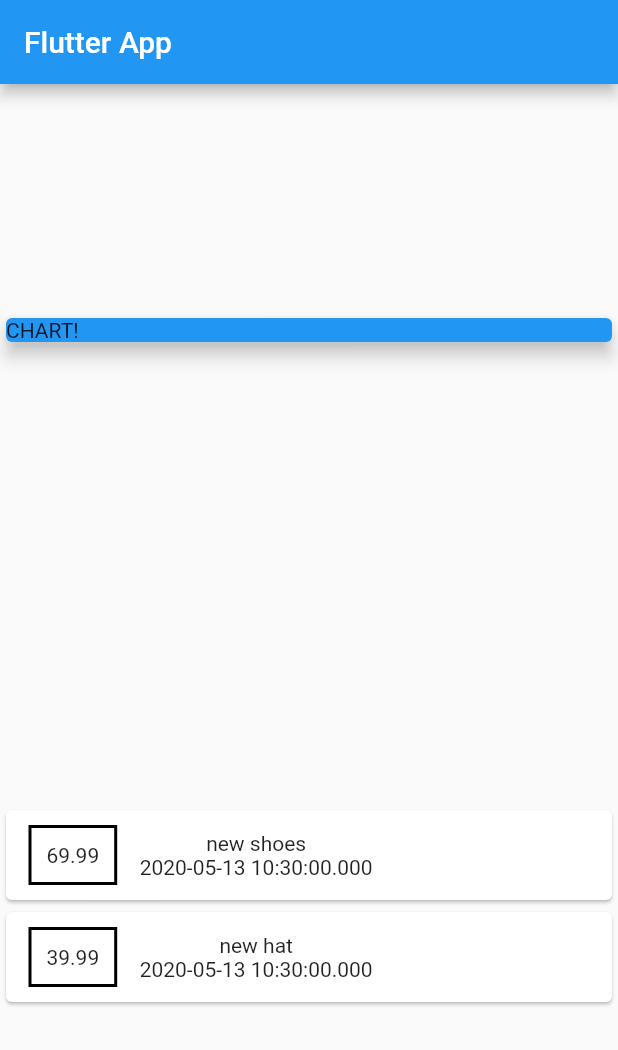
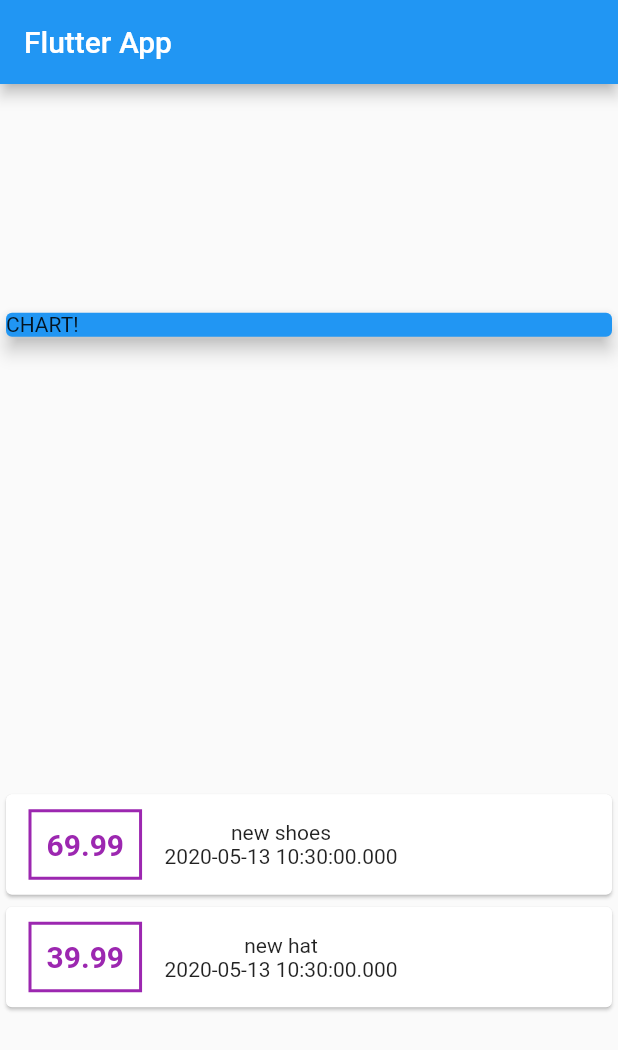
Before and after one commit to Jitgitbit/flutter_exercise_two, a Flutter app: the screen it shows after launch, on a phone screen of 412 x 824 dp. Shown: the top 1050 px of the screen. Run offline on Flutter 3.47's test engine with Material 2 defaults, Android fonts, the phone set to English and light mode, and no system bars.

Commit message:
Styling Text

```diff
--- a/lib/main.dart
+++ b/lib/main.dart
@@ -50,13 +50,18 @@ class MyHomePage extends StatelessWidget {
                       ),
                       decoration: BoxDecoration(
                         border: Border.all(
-                          color: Colors.black,
+                          color: Colors.purple,
                           width: 2,
                         )
                       ),
                       padding: EdgeInsets.all(10),
                       child: Text(
-                        transaction.amount.toString()                   // in DART you can use toString() on any object !
+                        transaction.amount.toString(),                   // in DART you can use toString() on any object !
+                        style: TextStyle(
+                          fontSize: 20,
+                          fontWeight: FontWeight.bold,
+                          color: Colors.purple
+                        ),
                       ),
                     ),
                     Column(
```
